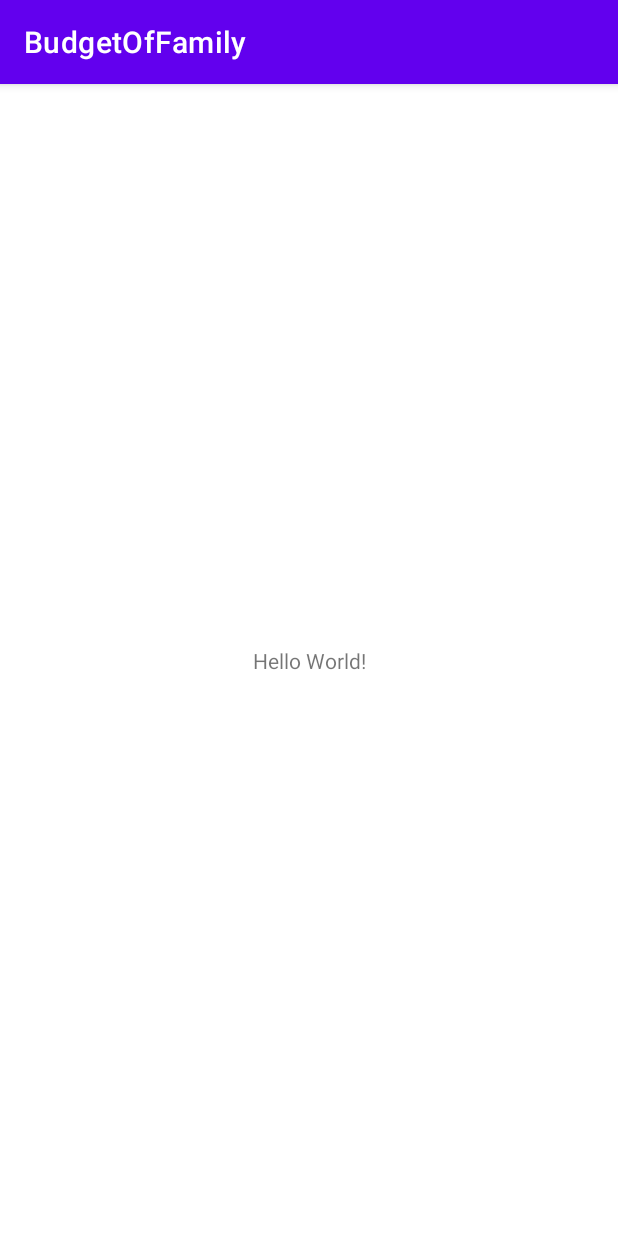
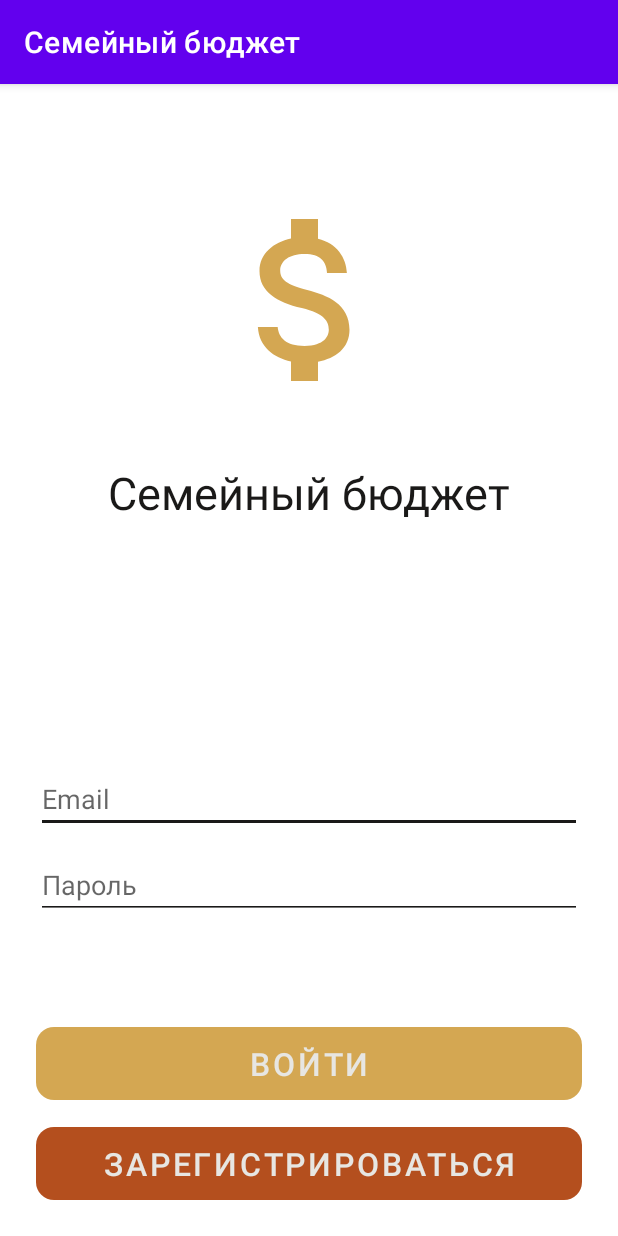
Before and after one commit to askdh-b/BudgetOfFamily, an Android app: the screen it shows after launch (MainActivity before the commit, LoginActivity after it), on a phone screen of 412 x 824 dp. Run offline under Robolectric (Android 15) with nearby library versions, the phone set to English and light mode, and no system bars.

Commit message:
UI for sign in screen

```diff
--- a/app/build.gradle
+++ b/app/build.gradle
@@ -37,6 +37,9 @@ dependencies {
     implementation 'androidx.appcompat:appcompat:1.4.1'
     implementation 'com.google.android.material:material:1.5.0'
     implementation 'androidx.constraintlayout:constraintlayout:2.1.3'
+    implementation 'androidx.legacy:legacy-support-v4:1.0.0'
+    implementation 'androidx.lifecycle:lifecycle-viewmodel-ktx:2.4.1'
+    implementation 'androidx.lifecycle:lifecycle-livedata-ktx:2.4.1'
     testImplementation 'junit:junit:4.13.2'
     androidTestImplementation 'androidx.test.ext:junit:1.1.3'
     androidTestImplementation 'androidx.test.espresso:espresso-core:3.4.0'
--- a/app/src/main/AndroidManifest.xml
+++ b/app/src/main/AndroidManifest.xml
@@ -10,7 +10,7 @@
         android:supportsRtl="true"
         android:theme="@style/Theme.BudgetOfFamily">
         <activity
-            android:name=".MainActivity"
+            android:name=".activity.LoginActivity"
             android:exported="true">
             <intent-filter>
                 <action android:name="android.intent.action.MAIN" />
--- a/app/src/main/java/rustam/urazov/budgetoffamily/MainActivity.kt
+++ /dev/null
@@ -1,11 +0,0 @@
-package rustam.urazov.budgetoffamily
-
-import androidx.appcompat.app.AppCompatActivity
-import android.os.Bundle
-
-class MainActivity : AppCompatActivity() {
-    override fun onCreate(savedInstanceState: Bundle?) {
-        super.onCreate(savedInstanceState)
-        setContentView(R.layout.activity_main)
-    }
-}
--- /dev/null
+++ b/app/src/main/java/rustam/urazov/budgetoffamily/activity/LoginActivity.kt
@@ -0,0 +1,18 @@
+package rustam.urazov.budgetoffamily.activity
+
+import androidx.appcompat.app.AppCompatActivity
+import android.os.Bundle
+import androidx.lifecycle.ViewModelProvider
+import rustam.urazov.budgetoffamily.R
+
+class LoginActivity : AppCompatActivity() {
+
+    private lateinit var viewModel: LoginActivityViewModel
+
+    override fun onCreate(savedInstanceState: Bundle?) {
+        super.onCreate(savedInstanceState)
+        setContentView(R.layout.activity_login)
+
+        viewModel = ViewModelProvider(this)[LoginActivityViewModel::class.java]
+    }
+}
--- /dev/null
+++ b/app/src/main/java/rustam/urazov/budgetoffamily/activity/LoginActivityViewModel.kt
@@ -0,0 +1,13 @@
+package rustam.urazov.budgetoffamily.activity
+
+import androidx.lifecycle.ViewModel
+
+class LoginActivityViewModel : ViewModel() {
+
+
+
+
+    override fun onCleared() {
+        super.onCleared()
+    }
+}
--- /dev/null
+++ b/app/src/main/java/rustam/urazov/budgetoffamily/screen/signin/SignInScreen.kt
@@ -0,0 +1,25 @@
+package rustam.urazov.budgetoffamily.screen.signin
+
+import android.os.Bundle
+import androidx.fragment.app.Fragment
+import android.view.LayoutInflater
+import android.view.View
+import android.view.ViewGroup
+import androidx.lifecycle.ViewModelProvider
+import rustam.urazov.budgetoffamily.R
+
+
+class SignInScreen : Fragment() {
+
+    private lateinit var viewModel: SignInScreenViewModel
+
+    override fun onCreateView(
+        inflater: LayoutInflater, container: ViewGroup?,
+        savedInstanceState: Bundle?
+    ): View? {
+
+        viewModel = ViewModelProvider(this)[SignInScreenViewModel::class.java]
+
+        return inflater.inflate(R.layout.fragment_sign_in, container, false)
+    }
+}
--- /dev/null
+++ b/app/src/main/java/rustam/urazov/budgetoffamily/screen/signin/SignInScreenViewModel.kt
@@ -0,0 +1,6 @@
+package rustam.urazov.budgetoffamily.screen.signin
+
+import androidx.lifecycle.ViewModel
+
+class SignInScreenViewModel: ViewModel() {
+}
--- /dev/null
+++ b/app/src/main/res/drawable/button_corners_12dp.xml
@@ -0,0 +1,4 @@
+<?xml version="1.0" encoding="utf-8"?>
+<shape xmlns:android="http://schemas.android.com/apk/res/android">
+    <corners android:radius="12dp"/>
+</shape>
--- /dev/null
+++ b/app/src/main/res/drawable/ic_baseline_attach_money_24.xml
@@ -0,0 +1,5 @@
+<vector android:height="24dp" android:tint="#D4A752"
+    android:viewportHeight="24" android:viewportWidth="24"
+    android:width="24dp" xmlns:android="http://schemas.android.com/apk/res/android">
+    <path android:fillColor="@android:color/white" android:pathData="M11.8,10.9c-2.27,-0.59 -3,-1.2 -3,-2.15 0,-1.09 1.01,-1.85 2.7,-1.85 1.78,0 2.44,0.85 2.5,2.1h2.21c-0.07,-1.72 -1.12,-3.3 -3.21,-3.81V3h-3v2.16c-1.94,0.42 -3.5,1.68 -3.5,3.61 0,2.31 1.91,3.46 4.7,4.13 2.5,0.6 3,1.48 3,2.41 0,0.69 -0.49,1.79 -2.7,1.79 -2.06,0 -2.87,-0.92 -2.98,-2.1h-2.2c0.12,2.19 1.76,3.42 3.68,3.83V21h3v-2.15c1.95,-0.37 3.5,-1.5 3.5,-3.55 0,-2.84 -2.43,-3.81 -4.7,-4.4z"/>
+</vector>
--- /dev/null
+++ b/app/src/main/res/layout/activity_login.xml
@@ -0,0 +1,14 @@
+<?xml version="1.0" encoding="utf-8"?>
+<androidx.constraintlayout.widget.ConstraintLayout xmlns:android="http://schemas.android.com/apk/res/android"
+    xmlns:tools="http://schemas.android.com/tools"
+    android:layout_width="match_parent"
+    android:layout_height="match_parent"
+    tools:context=".activity.LoginActivity">
+
+    <androidx.fragment.app.FragmentContainerView
+        android:id="@+id/fcvLogin"
+        android:layout_width="match_parent"
+        android:layout_height="match_parent"
+        android:name="rustam.urazov.budgetoffamily.screen.signin.SignInScreen"/>
+
+</androidx.constraintlayout.widget.ConstraintLayout>
--- a/app/src/main/res/layout/activity_main.xml
+++ /dev/null
@@ -1,18 +0,0 @@
-<?xml version="1.0" encoding="utf-8"?>
-<androidx.constraintlayout.widget.ConstraintLayout xmlns:android="http://schemas.android.com/apk/res/android"
-    xmlns:app="http://schemas.android.com/apk/res-auto"
-    xmlns:tools="http://schemas.android.com/tools"
-    android:layout_width="match_parent"
-    android:layout_height="match_parent"
-    tools:context=".MainActivity">
-
-    <TextView
-        android:layout_width="wrap_content"
-        android:layout_height="wrap_content"
-        android:text="Hello World!"
-        app:layout_constraintBottom_toBottomOf="parent"
-        app:layout_constraintLeft_toLeftOf="parent"
-        app:layout_constraintRight_toRightOf="parent"
-        app:layout_constraintTop_toTopOf="parent" />
-
-</androidx.constraintlayout.widget.ConstraintLayout>
--- /dev/null
+++ b/app/src/main/res/layout/fragment_sign_in.xml
@@ -0,0 +1,86 @@
+<?xml version="1.0" encoding="utf-8"?>
+<FrameLayout xmlns:android="http://schemas.android.com/apk/res/android"
+    xmlns:app="http://schemas.android.com/apk/res-auto"
+    xmlns:tools="http://schemas.android.com/tools"
+    android:layout_width="match_parent"
+    android:layout_height="match_parent"
+    tools:context=".screen.signin.SignInScreen">
+
+    <androidx.constraintlayout.widget.ConstraintLayout
+        android:layout_width="match_parent"
+        android:layout_height="match_parent"
+        android:padding="24dp">
+
+        <ImageView
+            android:id="@+id/ivLogo"
+            android:layout_width="144dp"
+            android:layout_height="144dp"
+            android:layout_marginTop="48dp"
+            android:contentDescription="@string/logo"
+            android:src="@drawable/ic_baseline_attach_money_24"
+            app:layout_constraintLeft_toLeftOf="parent"
+            app:layout_constraintRight_toRightOf="parent"
+            app:layout_constraintTop_toTopOf="parent" />
+
+        <TextView
+            android:id="@+id/tvAppName"
+            android:layout_width="wrap_content"
+            android:layout_height="wrap_content"
+            android:layout_marginTop="36dp"
+            android:text="@string/app_name"
+            android:textColor="@color/dark"
+            android:textSize="30sp"
+            app:layout_constraintLeft_toLeftOf="parent"
+            app:layout_constraintRight_toRightOf="parent"
+            app:layout_constraintTop_toBottomOf="@id/ivLogo" />
+
+        <EditText
+            android:id="@+id/etEmail"
+            android:layout_width="match_parent"
+            android:layout_height="wrap_content"
+            android:layout_marginBottom="12dp"
+            android:autofillHints="emailAddress"
+            android:backgroundTint="@color/dark"
+            android:hint="@string/email"
+            android:inputType="textEmailAddress"
+            android:textColor="@color/dark"
+            app:layout_constraintBottom_toTopOf="@id/etPassword"
+            app:layout_constraintTop_toBottomOf="@id/tvAppName"
+            app:layout_constraintVertical_bias="1" />
+
+        <EditText
+            android:id="@+id/etPassword"
+            android:layout_width="match_parent"
+            android:layout_height="wrap_content"
+            android:layout_marginBottom="72dp"
+            android:autofillHints="password"
+            android:backgroundTint="@color/dark"
+            android:hint="@string/password"
+            android:inputType="textPassword"
+            android:textColor="@color/dark"
+            app:layout_constraintBottom_toTopOf="@id/bSignIn" />
+
+        <Button
+            android:id="@+id/bSignIn"
+            android:layout_width="match_parent"
+            android:layout_height="wrap_content"
+            android:layout_marginBottom="18dp"
+            android:background="@drawable/button_corners_12dp"
+            android:text="@string/signIn"
+            android:textColor="@color/light"
+            android:textSize="21sp"
+            app:backgroundTint="@color/yellow"
+            app:layout_constraintBottom_toTopOf="@id/bSignUp" />
+
+        <Button
+            android:id="@+id/bSignUp"
+            android:layout_width="match_parent"
+            android:layout_height="wrap_content"
+            android:background="@drawable/button_corners_12dp"
+            android:text="@string/signUp"
+            android:textColor="@color/light"
+            android:textSize="21sp"
+            app:backgroundTint="@color/orange"
+            app:layout_constraintBottom_toBottomOf="parent" />
+    </androidx.constraintlayout.widget.ConstraintLayout>
+</FrameLayout>
--- a/app/src/main/res/values/colors.xml
+++ b/app/src/main/res/values/colors.xml
@@ -7,4 +7,11 @@
     <color name="teal_700">#FF018786</color>
     <color name="black">#FF000000</color>
     <color name="white">#FFFFFFFF</color>
+
+    <!-- Main Colors -->
+    <color name="light">#E7E6E2</color>
+    <color name="lightYellow">#F5E1bF</color>
+    <color name="yellow">#D4A752</color>
+    <color name="orange">#B44F1E</color>
+    <color name="dark">#1A1918</color>
 </resources>
--- a/app/src/main/res/values/strings.xml
+++ b/app/src/main/res/values/strings.xml
@@ -1,3 +1,16 @@
 <resources>
-    <string name="app_name">BudgetOfFamily</string>
+    <!-- Global -->
+    <string name="app_name">Семейный бюджет</string>
+
+    <!-- Content Description -->
+    <string name="logo">Лого</string>
+
+    <!-- Action -->
+    <string name="signIn">Войти</string>
+    <string name="signUp">Зарегистрироваться</string>
+    <string name="signOut">Выйти</string>
+
+    <!-- Field -->
+    <string name="email">Email</string>
+    <string name="password">Пароль</string>
 </resources>
```
